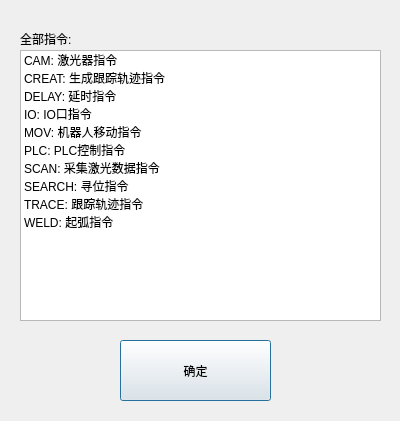
This is othercmddlg.ui in qubo188612/qtwelding as Qt 5 draws it before an edit. The edited form follows.
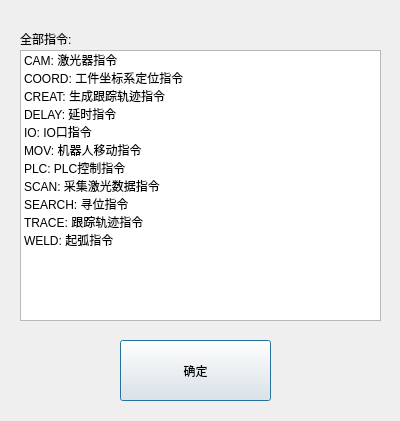
This is the edited form.

Diff of the .ui file:
```diff
--- a/othercmddlg.ui
+++ b/othercmddlg.ui
@@ -56,6 +56,11 @@
      <string>CAM: 激光器指令</string>
     </property>
    </item>
+   <item>
+    <property name="text">
+     <string>COORD: 工件坐标系定位指令</string>
+    </property>
+   </item>
    <item>
     <property name="text">
      <string>CREAT: 生成跟踪轨迹指令</string>
```
